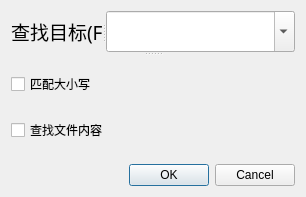
Old version of the form codesets/cdialogsearch.ui in the repository weilaidb/codetools.
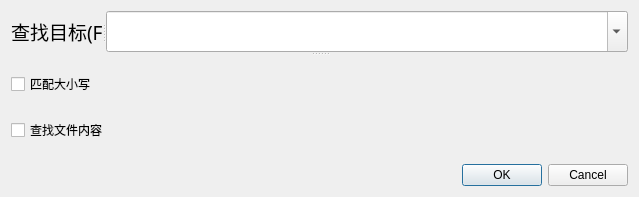
New version of the form.

```diff
--- a/codesets/cdialogsearch.ui
+++ b/codesets/cdialogsearch.ui
@@ -6,7 +6,7 @@
    <rect>
     <x>0</x>
     <y>0</y>
-    <width>306</width>
+    <width>639</width>
     <height>197</height>
    </rect>
   </property>
```
